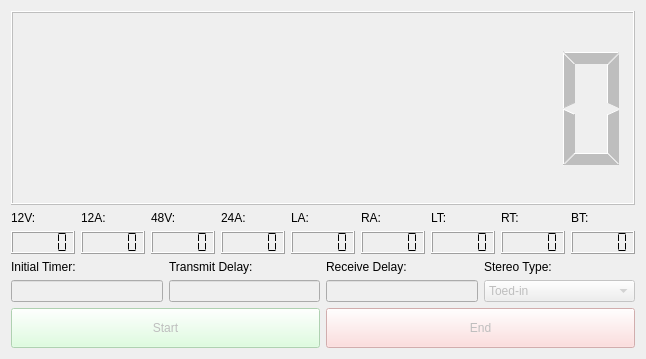
PISCES-HI/helelani_client, file src/HelelaniMissionControlClient.ui: the form before one commit.
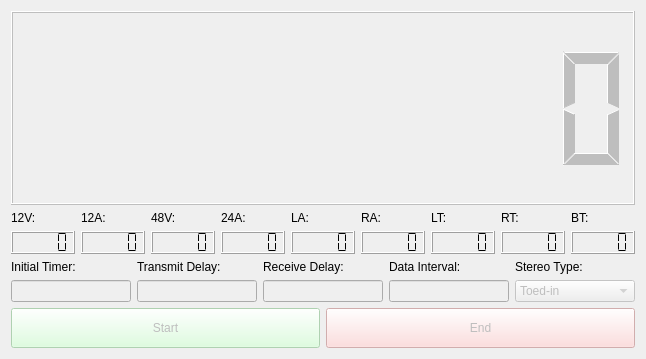
The form after the commit.

Commit message: Add CSV data recorder

The edit to the form file:
```diff
--- a/src/HelelaniMissionControlClient.ui
+++ b/src/HelelaniMissionControlClient.ui
@@ -6,7 +6,7 @@
    <rect>
     <x>0</x>
     <y>0</y>
-    <width>488</width>
+    <width>644</width>
     <height>359</height>
    </rect>
   </property>
@@ -237,7 +237,7 @@
    </item>
    <item>
     <layout class="QGridLayout" name="gridLayout">
-     <item row="0" column="3">
+     <item row="0" column="4">
       <widget class="QLabel" name="label_4">
        <property name="sizePolicy">
         <sizepolicy hsizetype="Expanding" vsizetype="Fixed">
@@ -310,7 +310,7 @@
        </property>
       </widget>
      </item>
-     <item row="1" column="3">
+     <item row="1" column="4">
       <widget class="QComboBox" name="stereoType">
        <property name="enabled">
         <bool>false</bool>
@@ -327,6 +327,26 @@
        </item>
       </widget>
      </item>
+     <item row="0" column="3">
+      <widget class="QLabel" name="label_14">
+       <property name="sizePolicy">
+        <sizepolicy hsizetype="Expanding" vsizetype="Fixed">
+         <horstretch>0</horstretch>
+         <verstretch>0</verstretch>
+        </sizepolicy>
+       </property>
+       <property name="text">
+        <string>Data Interval:</string>
+       </property>
+      </widget>
+     </item>
+     <item row="1" column="3">
+      <widget class="QLineEdit" name="dataIntervalEdit">
+       <property name="enabled">
+        <bool>false</bool>
+       </property>
+      </widget>
+     </item>
     </layout>
    </item>
    <item>
```
The commit also changes 3 other files.
